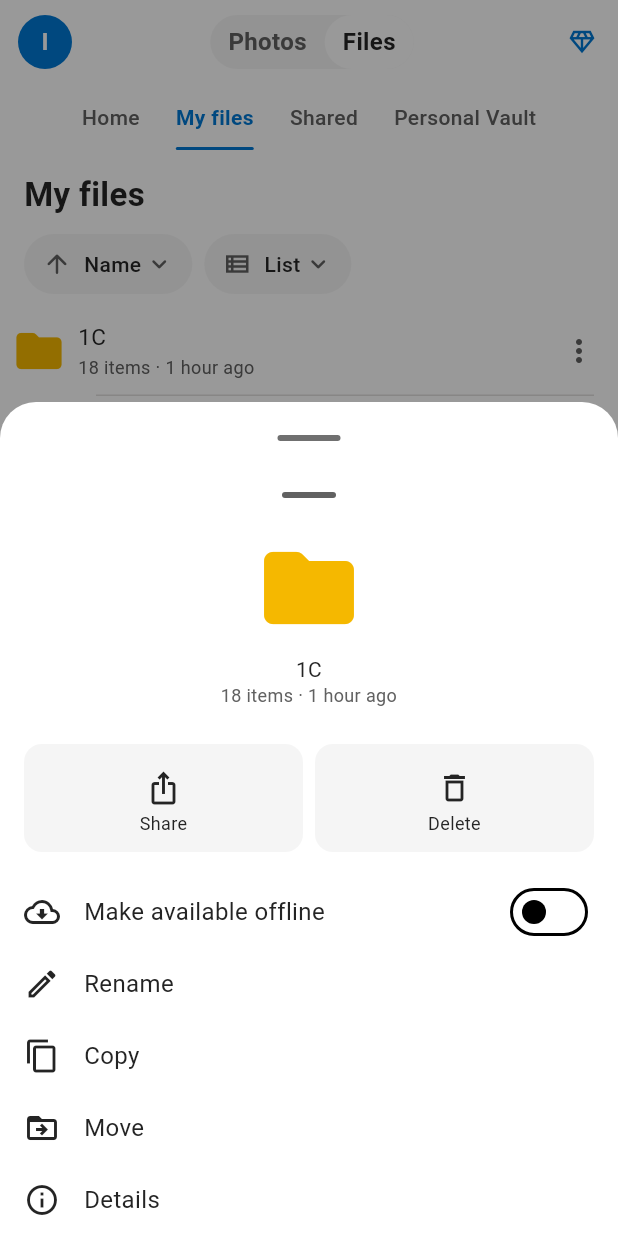
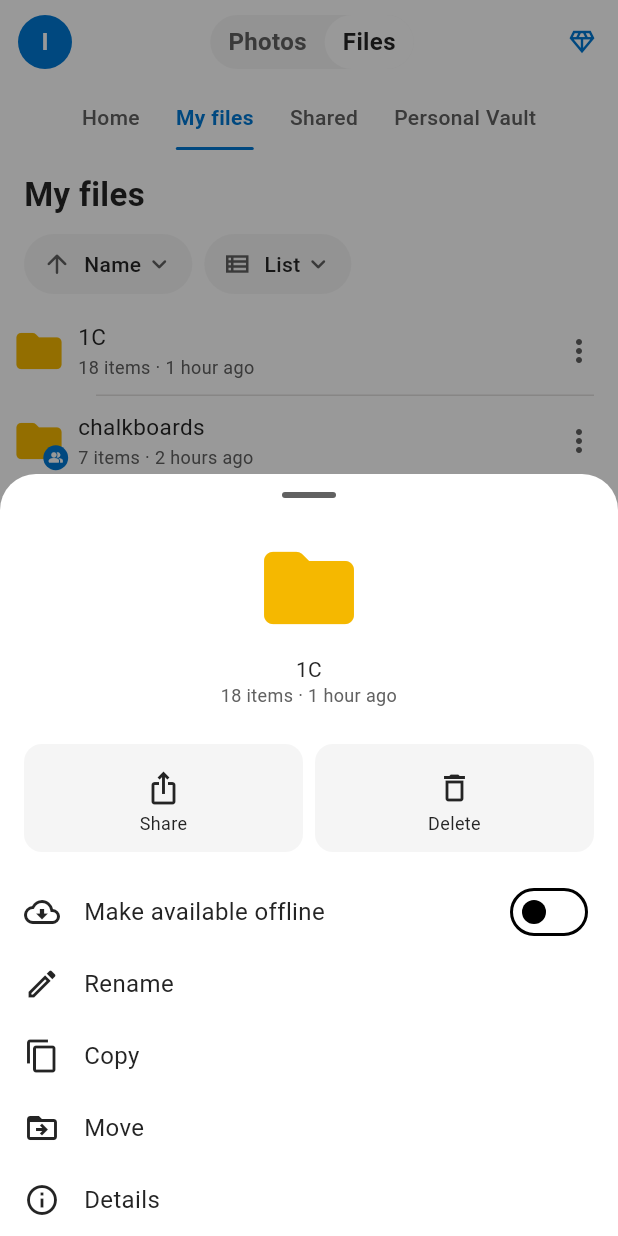
Before and after one commit to bogachenko/temp_bfe_android, a Flutter app: the MyFilesScreen screen opened directly, after a tap on the "more vert" icon, on a phone screen of 412 x 824 dp. Run offline on Flutter 3.47's test engine with Material 3 defaults, Android fonts, the phone set to English and light mode, and no system bars.

```diff
--- a/lib/features/my_files/presentation/my_files_screen.dart
+++ b/lib/features/my_files/presentation/my_files_screen.dart
@@ -169,6 +169,7 @@ class _MyFilesScreenState extends State<MyFilesScreen> {
       context: context,
       useSafeArea: true,
       isScrollControlled: true,
+      showDragHandle: false,
       backgroundColor: AppColors.neutralBackground1,
       barrierColor: AppColors.dialogScrim,
       elevation: 7,
@@ -1117,6 +1118,7 @@ class _ItemActionsSheetState extends State<_ItemActionsSheet> {
             Padding(
               padding: const EdgeInsets.only(top: 12, bottom: 24),
               child: Container(
+                key: const Key('myFilesActionSheetHandle'),
                 width: _handleWidth,
                 height: _handleHeight,
                 decoration: BoxDecoration(
@@ -1126,9 +1128,19 @@ class _ItemActionsSheetState extends State<_ItemActionsSheet> {
               ),
             ),
             SizedBox(
+              key: const Key('myFilesActionSheetPreview'),
               height: _previewSize,
               child: Center(
-                child: DriveItemIcon(item: widget.item, size: _previewSize),
+                child: widget.item.isFolder
+                    ? SizedBox(
+                        width: 84,
+                        height: 72,
+                        child: FittedBox(
+                          fit: BoxFit.contain,
+                          child: DriveItemIcon(item: widget.item, size: 84),
+                        ),
+                      )
+                    : DriveItemIcon(item: widget.item, size: _previewSize),
               ),
             ),
             const SizedBox(height: 8),
```
Also changed, not shown: 2 other files.
